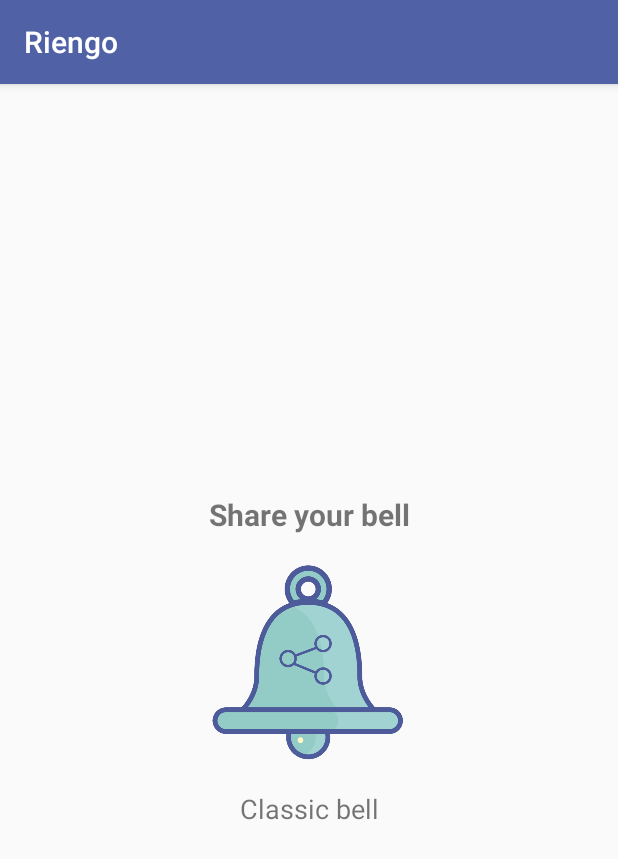
After one commit to muskiii/riengo-mobile, an Android app: the ShareBellActivity screen opened directly, with no data from a screen before it, on a phone screen of 412 x 824 dp. The commit adds this screen. Shown: the top 859 px of the screen. Run offline under Robolectric (Android 15) with nearby library versions, the phone set to English and light mode, and no system bars; network calls fail.

Commit message:
add share_bell activity and app icon

```diff
--- a/app/build.gradle
+++ b/app/build.gradle
@@ -37,9 +37,9 @@ dependencies {
     androidTestCompile('com.android.support.test.espresso:espresso-core:2.2.2', {
         exclude group: 'com.android.support', module: 'support-annotations'
     })
+    compile group: 'com.google.guava', name: 'guava', version: '19.0'
     compile 'com.android.support:appcompat-v7:26.+'
     compile 'io.jsonwebtoken:jjwt:0.7.0'
-    compile group: 'com.google.guava', name: 'guava', version: '19.0'
     compile 'com.android.support.constraint:constraint-layout:1.0.2'
     compile 'joda-time:joda-time:2.9.9'
     testCompile 'junit:junit:4.12'
--- a/app/src/main/AndroidManifest.xml
+++ b/app/src/main/AndroidManifest.xml
@@ -1,11 +1,13 @@
 <?xml version="1.0" encoding="utf-8"?>
 <manifest xmlns:android="http://schemas.android.com/apk/res/android"
     package="com.example.juanma.riengo">
+
     <uses-permission android:name="android.permission.INTERNET" />
     <uses-permission android:name="android.permission.ACCESS_NETWORK_STATE" />
+
     <application
         android:allowBackup="true"
-        android:icon="@mipmap/ic_launcher"
+        android:icon="@drawable/ic_launcher"
         android:label="@string/app_name"
         android:roundIcon="@mipmap/ic_launcher_round"
         android:supportsRtl="true"
@@ -19,7 +21,8 @@
         </activity>
         <activity android:name=".main.activities.CreateBellActivity" />
         <activity android:name=".main.activities.ListBellsActivity" />
-        <activity android:name=".main.activities.CreatedBellActivity"></activity>
+        <activity android:name=".main.activities.CreatedBellActivity" />
+        <activity android:name=".main.activities.ShareBellActivity"></activity>
     </application>
 
 </manifest>
--- /dev/null
+++ b/app/src/main/java/com/example/juanma/riengo/main/activities/ShareBellActivity.java
@@ -0,0 +1,15 @@
+package com.example.juanma.riengo.main.activities;
+
+import android.support.v7.app.AppCompatActivity;
+import android.os.Bundle;
+
+import com.example.juanma.riengo.R;
+
+public class ShareBellActivity extends AppCompatActivity {
+
+    @Override
+    protected void onCreate(Bundle savedInstanceState) {
+        super.onCreate(savedInstanceState);
+        setContentView(R.layout.activity_share_bell);
+    }
+}
--- a/app/src/main/res/layout/activity_main.xml
+++ b/app/src/main/res/layout/activity_main.xml
@@ -26,7 +26,7 @@
         tools:layout_constraintTop_creator="1">
 
         <ImageView
-            android:id="@+id/imageView2"
+            android:id="@+id/icon_timbrazo"
             android:layout_width="221dp"
             android:layout_height="198dp"
             android:layout_gravity="center"
--- /dev/null
+++ b/app/src/main/res/layout/activity_share_bell.xml
@@ -0,0 +1,57 @@
+<?xml version="1.0" encoding="utf-8"?>
+<android.support.constraint.ConstraintLayout xmlns:android="http://schemas.android.com/apk/res/android"
+    xmlns:app="http://schemas.android.com/apk/res-auto"
+    xmlns:tools="http://schemas.android.com/tools"
+    android:layout_width="fill_parent"
+    android:layout_height="fill_parent"
+    tools:context="com.example.juanma.riengo.main.activities.ShareBellActivity"
+    tools:layout_editor_absoluteY="81dp"
+    tools:layout_editor_absoluteX="0dp">
+
+    <LinearLayout
+        android:layout_width="0dp"
+        android:layout_height="wrap_content"
+        android:layout_gravity="center"
+        android:layout_marginBottom="8dp"
+        android:layout_marginEnd="8dp"
+        android:layout_marginStart="8dp"
+        android:layout_marginTop="8dp"
+        android:orientation="vertical"
+        app:layout_constraintBottom_toBottomOf="parent"
+        app:layout_constraintLeft_toLeftOf="parent"
+        app:layout_constraintRight_toRightOf="parent"
+        app:layout_constraintTop_toTopOf="parent"
+        tools:layout_constraintBottom_creator="1"
+        tools:layout_constraintLeft_creator="1"
+        tools:layout_constraintRight_creator="1"
+        tools:layout_constraintTop_creator="1">
+
+        <TextView
+            android:id="@+id/textView"
+            android:layout_width="match_parent"
+            android:layout_height="wrap_content"
+            android:layout_gravity="center"
+            android:padding="10dp"
+            android:text="@string/share_your_bell"
+            android:textAlignment="center"
+            android:textSize="20sp"
+            android:textStyle="bold" />
+
+        <ImageView
+            android:id="@+id/imageView"
+            android:layout_width="150dp"
+            android:layout_height="150dp"
+            android:layout_gravity="center"
+            android:padding="10dp"
+            app:srcCompat="@drawable/icon_campana_share" />
+
+        <TextView
+            android:id="@+id/textView2"
+            android:layout_width="match_parent"
+            android:layout_height="wrap_content"
+            android:padding="10dp"
+            android:text="@string/classic_bell"
+            android:textAlignment="center"
+            android:textSize="18sp" />
+    </LinearLayout>
+</android.support.constraint.ConstraintLayout>
--- a/app/src/main/res/values/strings.xml
+++ b/app/src/main/res/values/strings.xml
@@ -11,5 +11,7 @@
     <string name="hours_left">hours left.</string>
     <string name="welcome_to_riengo">Welcome to Riengo</string>
     <string name="choose_what_you_want_to_do_label">Choose what you want to do:</string>
+    <string name="share_your_bell">Share your bell</string>
+    <string name="classic_bell">Classic bell</string>
 
 </resources>
```
Also changed, not shown: app/src/main/res/drawable/ic_launcher.png (added), app/src/main/res/drawable/icon_campana_share.png (added), 3 other files.
